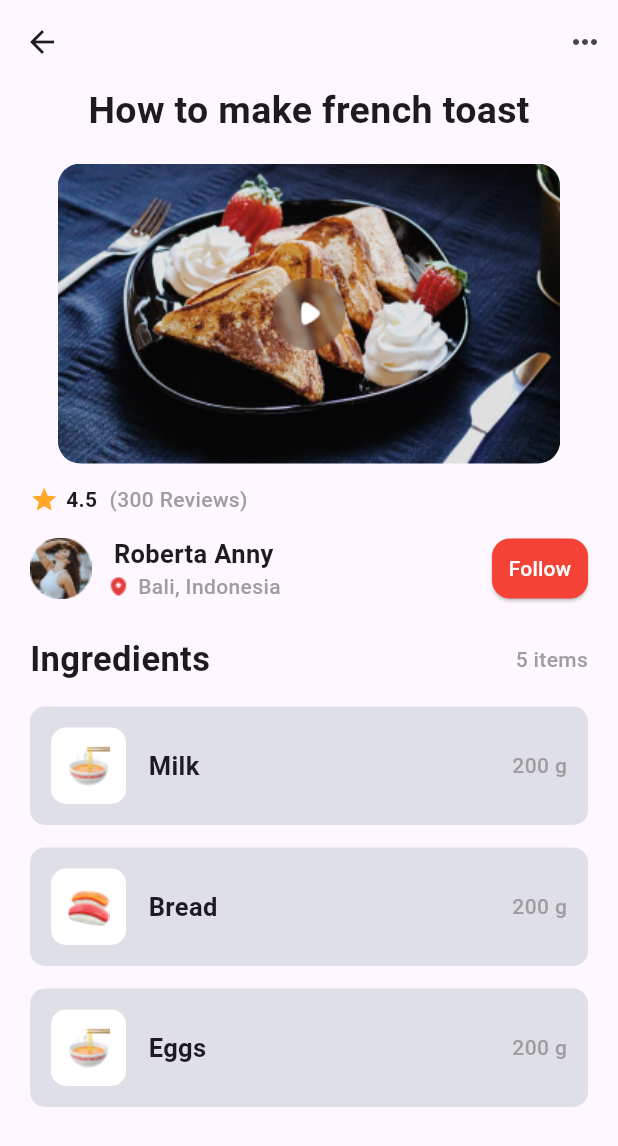
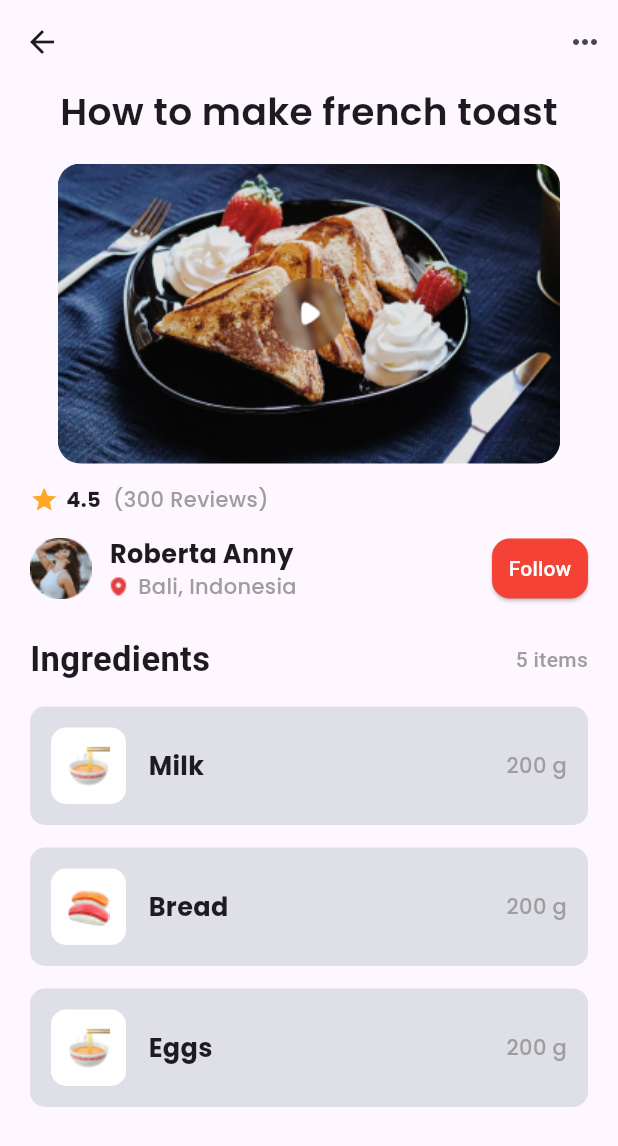
Before and after one commit to Ig-Matrix/FlutterProject, a Flutter app: the screen it shows after launch, on a phone screen of 412 x 824 dp. Shown: the top 1146 px of the screen. Run offline on Flutter 3.47's test engine with Material 3 defaults, Android fonts, the phone set to English and light mode, and no system bars.

Commit message:
add poppins font and implemented it

```diff
--- a/lib/main.dart
+++ b/lib/main.dart
@@ -43,12 +43,12 @@ class _MyHomePageState extends State<MyHomePage> {
             children: [
               const Text(
                 "How to make french toast",
-                style: TextStyle(fontSize: 25, fontWeight: FontWeight.w600),
+                style: TextStyle(fontSize: 25, fontWeight: FontWeight.w600, fontFamily: 'Poppins',),
               ),
               const SizedBox(
                 height: 17,
               ),
-              VideoImage(bgImage: "assets/images/image_13.png"),
+              const VideoImage(bgImage: "assets/images/image_13.png"),
               const SizedBox(
                 height: 14,
               ),
--- a/lib/widgets/Card.dart
+++ b/lib/widgets/Card.dart
@@ -1,12 +1,12 @@
 import 'package:flutter/material.dart';
 
 class IngredientsCard extends StatelessWidget {
-  String image;
-  String name;
-  String weight;
+  final String image;
+  final String name;
+  final String weight;
 
 
-   IngredientsCard({super.key, required this.image, required this.name, required this.weight});
+   const IngredientsCard({super.key, required this.image, required this.name, required this.weight});
 
   @override
   Widget build(BuildContext context) {
@@ -36,7 +36,7 @@ class IngredientsCard extends StatelessWidget {
               Text(
                 name,
                 style: const TextStyle(
-                    fontSize: 17, fontWeight: FontWeight.w700),
+                    fontSize: 17, fontWeight: FontWeight.w700, fontFamily: 'Poppins',),
               ),
             ],
           ),
@@ -46,6 +46,7 @@ class IngredientsCard extends StatelessWidget {
               fontWeight: FontWeight.w500,
               color: Colors.grey,
               fontSize: 14,
+              fontFamily: 'Poppins',
             ),
           ),
         ],
--- a/lib/widgets/Reviews.dart
+++ b/lib/widgets/Reviews.dart
@@ -23,6 +23,7 @@ class Reviews extends StatelessWidget {
           "$rating",
           style: const TextStyle(
             fontWeight: FontWeight.bold,
+            fontFamily: 'Poppins',
           ),
         ),
         const SizedBox(
@@ -34,6 +35,7 @@ class Reviews extends StatelessWidget {
             fontWeight: FontWeight.w500,
             color: Colors.grey,
             fontSize: 14,
+            fontFamily: 'Poppins',
           ),
         ),
         const SizedBox(
--- a/lib/widgets/UserProfile.dart
+++ b/lib/widgets/UserProfile.dart
@@ -26,7 +26,7 @@ class UserProfile extends StatelessWidget {
               Text(
                 name,
                 style: const TextStyle(
-                    fontWeight: FontWeight.bold, fontSize: 17),
+                    fontWeight: FontWeight.bold, fontSize: 17, fontFamily: 'Poppins',),
               ),
               Row(
                 children: [
@@ -42,6 +42,7 @@ class UserProfile extends StatelessWidget {
                       fontWeight: FontWeight.w500,
                       color: Colors.grey,
                       fontSize: 14,
+                      fontFamily: 'Poppins',
                     ),
                   ),
                 ],
--- a/lib/widgets/Video.dart
+++ b/lib/widgets/Video.dart
@@ -1,8 +1,8 @@
 import 'package:flutter/material.dart';
 
 class VideoImage extends StatelessWidget {
-  String bgImage;
-   VideoImage({super.key, required this.bgImage});
+  final String bgImage;
+   const VideoImage({super.key, required this.bgImage});
 
   @override
   Widget build(BuildContext context) {
```
Also changed, not shown: pubspec.yaml (+13 -3 lines), assets/fonts/Poppins-Bold.ttf (added), assets/fonts/Poppins-Medium.ttf (added), assets/fonts/Poppins-Regular.ttf (added), assets/fonts/Poppins-SemiBold.ttf (added).
